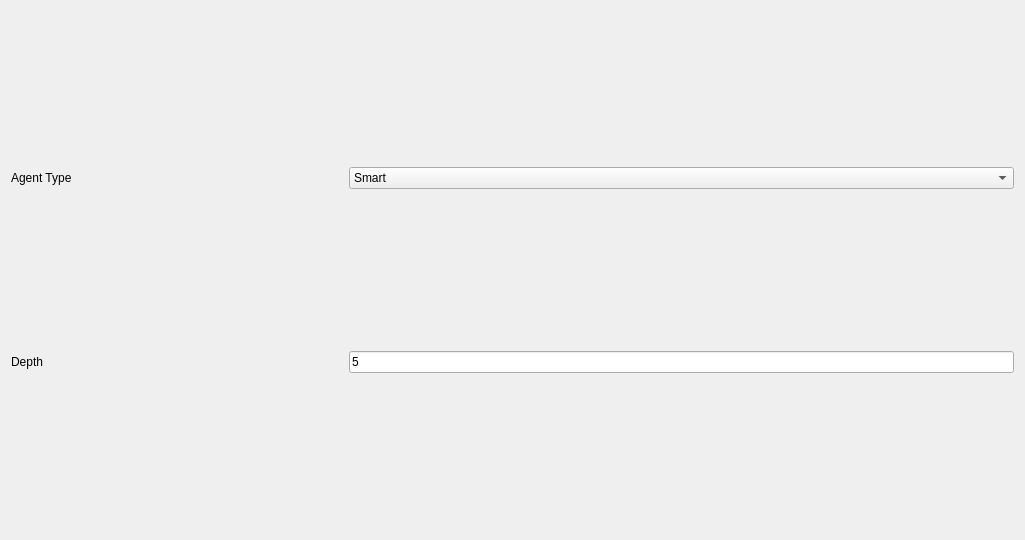
Above: src/surakarta_agent_setting_widget.ui from surakarta-game/surakarta-game before the change. Below: the same form after it.
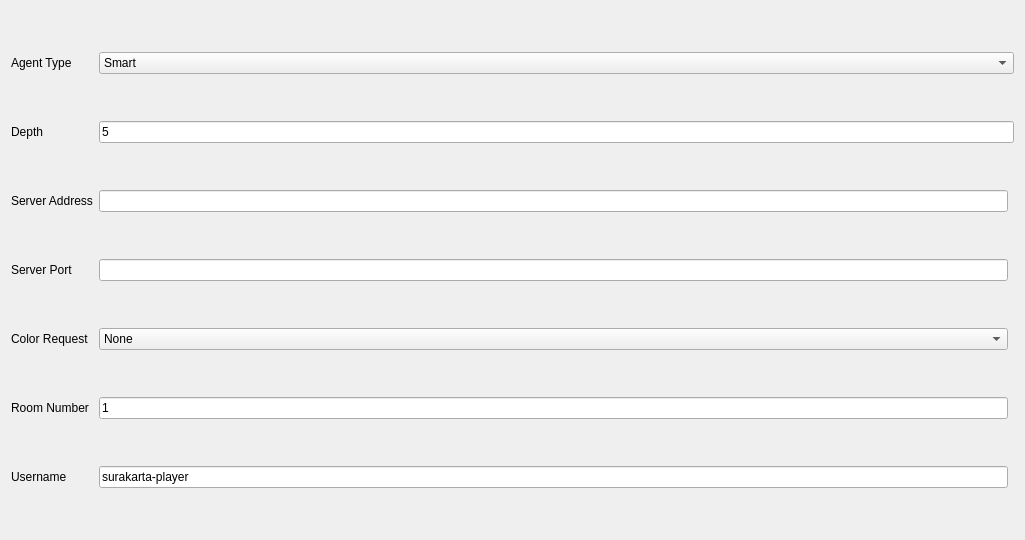
That is the form after the change.

Commit message: feat: add remote agent to ui

What changed in the file:
```diff
--- a/src/surakarta_agent_setting_widget.ui
+++ b/src/surakarta_agent_setting_widget.ui
@@ -14,7 +14,68 @@
    <string>Form</string>
   </property>
   <layout class="QGridLayout" name="gridLayout">
-   <item row="0" column="1" colspan="2">
+   <item row="3" column="0">
+    <widget class="QLabel" name="label_port">
+     <property name="text">
+      <string>Server Port</string>
+     </property>
+    </widget>
+   </item>
+   <item row="3" column="2">
+    <widget class="QLineEdit" name="lineEdit_port"/>
+   </item>
+   <item row="4" column="0">
+    <widget class="QLabel" name="label_color_request">
+     <property name="text">
+      <string>Color Request</string>
+     </property>
+    </widget>
+   </item>
+   <item row="2" column="2">
+    <widget class="QLineEdit" name="lineEdit_server_address"/>
+   </item>
+   <item row="6" column="0">
+    <widget class="QLabel" name="label_username">
+     <property name="text">
+      <string>Username</string>
+     </property>
+    </widget>
+   </item>
+   <item row="6" column="2">
+    <widget class="QLineEdit" name="lineEdit_username">
+     <property name="text">
+      <string>surakarta-player</string>
+     </property>
+    </widget>
+   </item>
+   <item row="1" column="0">
+    <widget class="QLabel" name="label_2">
+     <property name="minimumSize">
+      <size>
+       <width>80</width>
+       <height>0</height>
+      </size>
+     </property>
+     <property name="text">
+      <string>Depth</string>
+     </property>
+    </widget>
+   </item>
+   <item row="1" column="2" colspan="2">
+    <widget class="QLineEdit" name="lineEdit">
+     <property name="text">
+      <string>5</string>
+     </property>
+    </widget>
+   </item>
+   <item row="2" column="0">
+    <widget class="QLabel" name="label_server_address">
+     <property name="text">
+      <string>Server Address</string>
+     </property>
+    </widget>
+   </item>
+   <item row="0" column="2" colspan="2">
     <widget class="QComboBox" name="comboBox">
      <item>
       <property name="text">
@@ -31,6 +92,30 @@
        <string>Let You Win</string>
       </property>
      </item>
+     <item>
+      <property name="text">
+       <string>Server</string>
+      </property>
+     </item>
+    </widget>
+   </item>
+   <item row="4" column="2">
+    <widget class="QComboBox" name="comboBox_color_request">
+     <item>
+      <property name="text">
+       <string>None</string>
+      </property>
+     </item>
+     <item>
+      <property name="text">
+       <string>Black</string>
+      </property>
+     </item>
+     <item>
+      <property name="text">
+       <string>White</string>
+      </property>
+     </item>
     </widget>
    </item>
    <item row="0" column="0">
@@ -46,23 +131,17 @@
      </property>
     </widget>
    </item>
-   <item row="1" column="1" colspan="2">
-    <widget class="QLineEdit" name="lineEdit">
+   <item row="5" column="0">
+    <widget class="QLabel" name="label_room">
      <property name="text">
-      <string>5</string>
+      <string>Room Number</string>
      </property>
     </widget>
    </item>
-   <item row="1" column="0">
-    <widget class="QLabel" name="label_2">
-     <property name="minimumSize">
-      <size>
-       <width>80</width>
-       <height>0</height>
-      </size>
-     </property>
+   <item row="5" column="2">
+    <widget class="QLineEdit" name="lineEdit_room">
      <property name="text">
-      <string>Depth</string>
+      <string>1</string>
      </property>
     </widget>
    </item>
```
The commit also changes 1 other file.
